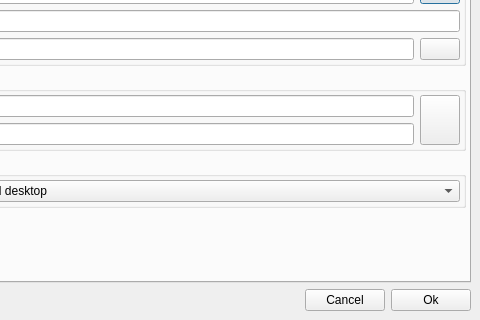
Old version of the form src/q4wine-gui/uis/IconSettings.ui in the repository brezerk/q4wine; both pictures show x 220 to 700 and y 120 to 440 of the 700 by 440 pixel window.
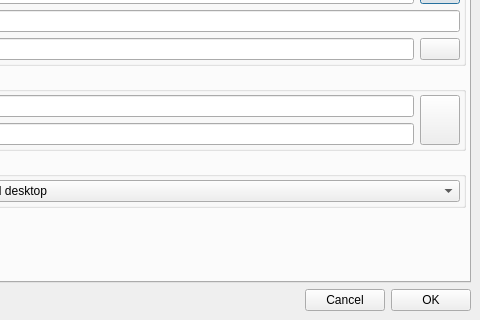
New version of the form. Icons and pictures are not drawn.

What changed in the file:
```diff
--- a/src/q4wine-gui/uis/IconSettings.ui
+++ b/src/q4wine-gui/uis/IconSettings.ui
@@ -900,7 +900,7 @@
         <item>
          <widget class="QPushButton" name="cmdOk">
           <property name="text">
-           <string>Ok</string>
+           <string>OK</string>
           </property>
          </widget>
         </item>
```
